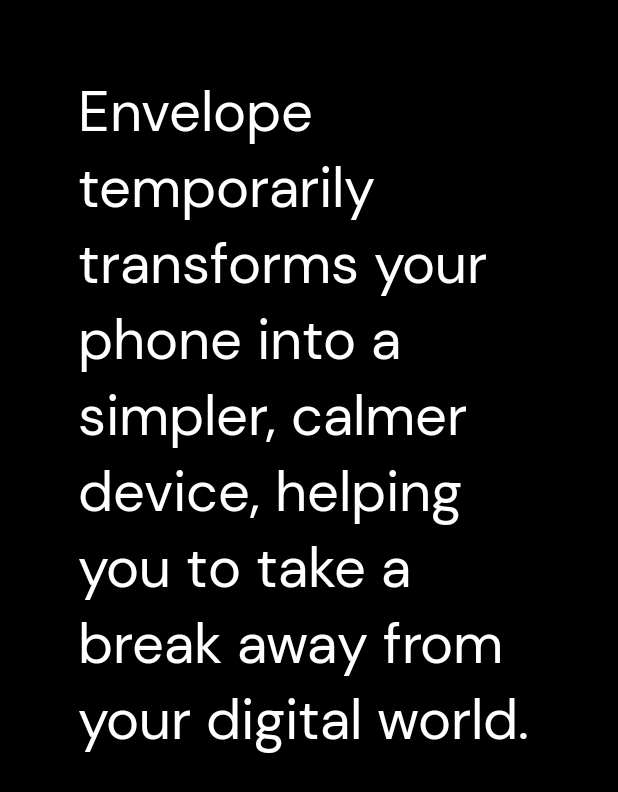
After one commit to specialprojects-experiments/envelope, an Android app: the layout list_item_onboarding.xml on its own in the app's theme, with its tools: preview values and no code run, on a phone screen of 412 x 824 dp. The commit adds this screen. Shown: the top 792 px of the screen. Run offline under Robolectric (Android 15) with nearby library versions, the phone set to English and light mode, and no system bars.

Commit message:
Onboarding implementation

```diff
--- a/app/src/main/AndroidManifest.xml
+++ b/app/src/main/AndroidManifest.xml
@@ -37,6 +37,7 @@
                 <category android:name="android.intent.category.DEFAULT" />
             </intent-filter>
         </activity>
+        <activity android:name=".ui.onboarding.OnboardingActivity" android:exported="true" />
 
         <service android:name=".telephony.CallService"
             android:permission="android.permission.BIND_INCALL_SERVICE">
--- a/app/src/main/java/com/specialprojects/experiments/envelopecall/Views.kt
+++ b/app/src/main/java/com/specialprojects/experiments/envelopecall/Views.kt
@@ -4,12 +4,15 @@ import android.app.Activity
 import android.view.View
 import android.view.ViewTreeObserver
 import androidx.fragment.app.Fragment
+import androidx.recyclerview.widget.RecyclerView
 
 fun <T : View> View.bindView(id: Int): Lazy<T> = lazy(LazyThreadSafetyMode.NONE) { findViewById<T>(id) ?: viewNotFound(id) }
 
 fun <T : View> Activity.bindView(id: Int): Lazy<T> = lazy(LazyThreadSafetyMode.NONE) { findViewById<T>(id) ?: viewNotFound(id) }
 
 fun <T : View> Fragment.bindView(id: Int): Lazy<T> = lazy(LazyThreadSafetyMode.NONE) { view?.findViewById<T>(id) ?: viewNotFound(id) }
+
+fun <T : View> RecyclerView.ViewHolder.bindView(id: Int): Lazy<T> = lazy(LazyThreadSafetyMode.NONE) { itemView.findViewById<T>(id) ?: viewNotFound(id) }
 
 private fun viewNotFound(id: Int): Nothing =
     throw IllegalStateException("View ID $id not found.")
--- a/app/src/main/res/layout/activity_main.xml
+++ b/app/src/main/res/layout/activity_main.xml
@@ -1,6 +1,5 @@
 <?xml version="1.0" encoding="utf-8"?>
 <FrameLayout xmlns:android="http://schemas.android.com/apk/res/android"
-    android:background="#000"
     xmlns:tools="http://schemas.android.com/tools"
     android:layout_width="match_parent"
     android:layout_height="match_parent"
--- /dev/null
+++ b/app/src/main/res/layout/list_item_onboarding.xml
@@ -0,0 +1,12 @@
+<?xml version="1.0" encoding="utf-8"?>
+<TextView android:layout_width="match_parent"
+    android:layout_height="match_parent"
+    xmlns:tools="http://schemas.android.com/tools"
+    android:paddingTop="50dp"
+    android:paddingStart="52dp"
+    android:paddingEnd="51dp"
+    android:textSize="37sp"
+    android:textColor="#ffffff"
+    android:lineSpacingExtra="2sp"
+    tools:text="Envelope temporarily transforms your phone into a simpler, calmer device, helping you to take a break away from your digital world."
+    xmlns:android="http://schemas.android.com/apk/res/android" />
--- a/app/src/main/res/values/styles.xml
+++ b/app/src/main/res/values/styles.xml
@@ -7,6 +7,8 @@
         <item name="colorPrimaryDark">@color/colorPrimaryDark</item>
         <item name="colorAccent">@color/colorAccent</item>
         <item name="android:windowFullscreen">true</item>
+        <item name="android:windowBackground">#000</item>
+        <item name="android:fontFamily">@font/dmsans_regular</item>
     </style>
 
     <style name="DialButton">
```
Also changed, not shown: app/build.gradle (+3 -4 lines), app/src/main/java/com/specialprojects/experiments/envelopecall/ui/adapters/BindableAdapter.kt (added, +42 -0 lines), app/src/main/java/com/specialprojects/experiments/envelopecall/ui/onboarding/OnboardingActivity.kt (added, +29 -0 lines), app/src/main/java/com/specialprojects/experiments/envelopecall/ui/onboarding/OnboardingAdapter.kt (added, +47 -0 lines), app/src/main/res/layout/activity_onboarding.xml (added, +31 -0 lines), app/src/main/res/values/strings.xml (+7 -0 lines), app/src/main/res/font/dmsans_regular.ttf (added).
